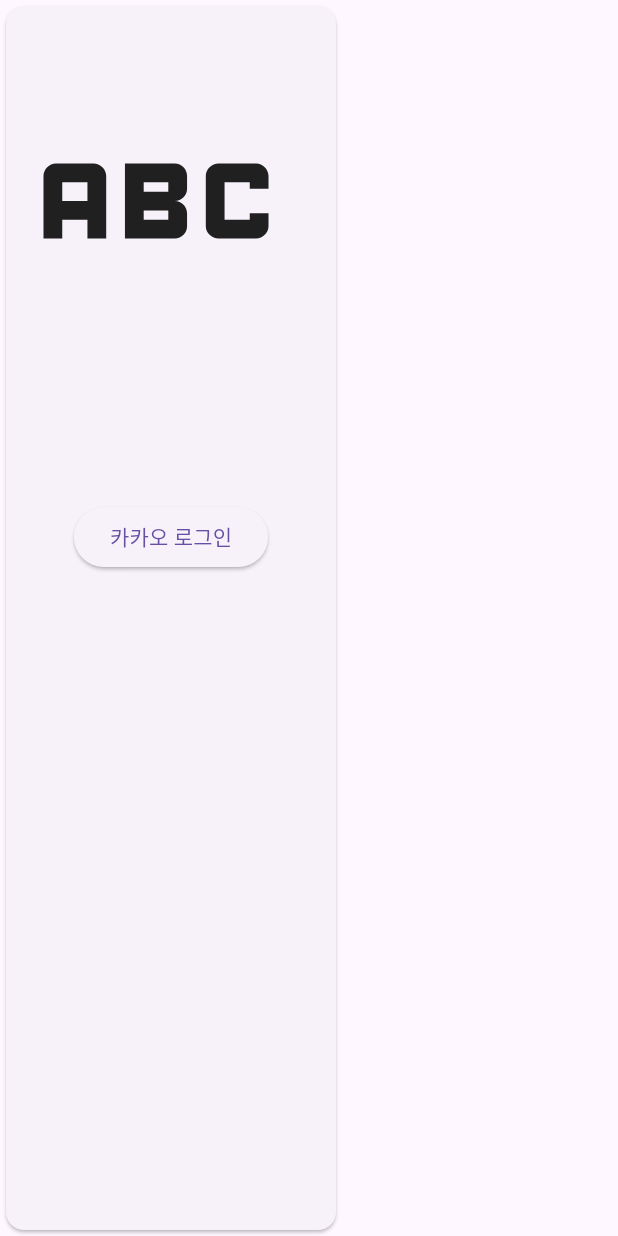
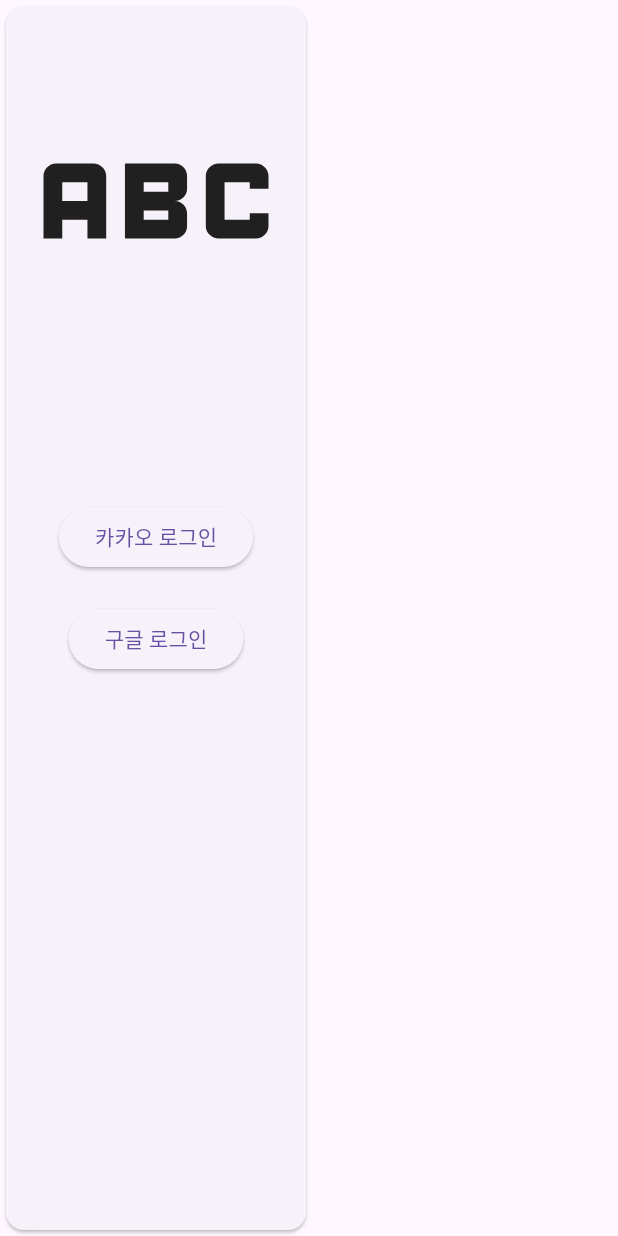
Before and after one commit to chogigang/expiration_date_reminde, a Flutter app: the LoginPage widget shown alone on an empty page, opened directly, on a phone screen of 412 x 824 dp. Run offline on Flutter 3.47's test engine with Material 3 defaults, Android fonts, the phone set to English and light mode, and no system bars; our stand-ins replace firebase_auth, firebase_core, google_sign_in; missing offline and left inert: kakao_flutter_sdk, simple_barcode_scanner; accounts and stored records are empty.

Commit message:
구글 로그인 구현

```diff
--- a/lib/loginpage.dart
+++ b/lib/loginpage.dart
@@ -1,7 +1,7 @@
 import 'package:expiration_date/login/kakao_login.dart';
 import 'package:expiration_date/login/login_view_model.dart';
-import 'package:firebase_auth/firebase_auth.dart';
 import 'package:flutter/material.dart';
+import 'package:expiration_date/login/google_login.dart';
 
 class LoginPage extends StatefulWidget {
   LoginPage({Key? key}) : super(key: key);
@@ -12,6 +12,7 @@ class LoginPage extends StatefulWidget {
 
 class _LoginPageState extends State<LoginPage> {
   final viewModel = LoginViewModel(KakaoLogin());
+  final googleModel = Google_Login();
 
   @override
   Widget build(BuildContext context) {
@@ -20,7 +21,10 @@ class _LoginPageState extends State<LoginPage> {
         children: [
           const Padding(
             // 로고
-            padding: EdgeInsets.only(top: 30, left: 0, right: 20.0),
+            padding: EdgeInsets.only(
+              top: 30,
+              left: 0,
+            ),
             child: Icon(
               Icons.abc,
               size: 200,
@@ -58,6 +62,16 @@ class _LoginPageState extends State<LoginPage> {
                 child: const Text("카카오 로그인"),
               ),
             ),
+          Padding(
+            padding: const EdgeInsets.only(top: 20, right: 0.0),
+            child: ElevatedButton(
+              onPressed: () async {
+                await googleModel.signInWithGoogle();
+                setState(() {});
+              },
+              child: const Text("구글 로그인"),
+            ),
+          ),
         ],
       ),
     );
--- a/lib/main.dart
+++ b/lib/main.dart
@@ -2,7 +2,6 @@ import 'package:expiration_date/homepage.dart';
 import 'package:flutter/material.dart';
 import 'package:firebase_core/firebase_core.dart';
 import 'package:kakao_flutter_sdk/kakao_flutter_sdk_talk.dart' as kakao;
-import 'package:firebase_auth/firebase_auth.dart';
 import 'firebase_options.dart';
 
 void main() async {
--- a/pubspec.yaml
+++ b/pubspec.yaml
@@ -40,6 +40,7 @@ dependencies:
   kakao_flutter_sdk: ^1.9.1+2
   firebase_auth: ^4.19.0
   http: ^1.2.1
+  google_sign_in: ^6.2.1
 
 dev_dependencies:
   flutter_test:
```
Also changed, not shown: lib/login/google_login.dart (added, +23 -0 lines), lib/firebase_options.dart, pubspec.lock, 10 other files.
